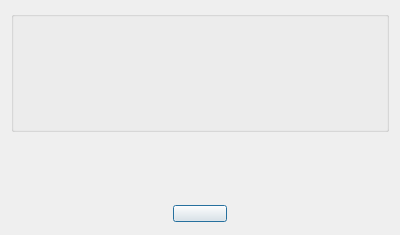
Old version of the form meter/helpabout.ui in the repository cagavriloaie/WFlowLab.
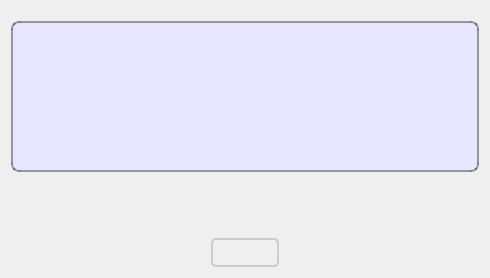
New version of the form. Icons and pictures are not drawn.

```diff
--- a/meter/helpabout.ui
+++ b/meter/helpabout.ui
@@ -6,20 +6,20 @@
    <rect>
     <x>0</x>
     <y>0</y>
-    <width>400</width>
-    <height>235</height>
+    <width>490</width>
+    <height>278</height>
    </rect>
   </property>
   <property name="minimumSize">
    <size>
-    <width>400</width>
-    <height>235</height>
+    <width>490</width>
+    <height>230</height>
    </size>
   </property>
   <property name="maximumSize">
    <size>
-    <width>400</width>
-    <height>235</height>
+    <width>490</width>
+    <height>280</height>
    </size>
   </property>
   <property name="windowTitle">
@@ -30,9 +30,83 @@
     <normaloff>WStreamLab.ico</normaloff>WStreamLab.ico</iconset>
   </property>
   <property name="styleSheet">
-   <string notr="true">QPushButton:hover {
-       background-color: #d7d9d7;
-}</string>
+   <string notr="true">/* Common styles */
+* {
+    font-family: Verdana, Arial, sans-serif; /* Fallback to Arial or generic sans-serif if Verdana is not available */
+    font-size: 12pt; /* Base font size */
+}
+
+/* QPushButton */
+QPushButton {
+    padding: 5px 10px;
+    border: 2px solid #ccc; /* Light gray border */
+    background-color: #f0f0f0; /* Light gray background */
+    border-radius: 5px; /* Rounded corners */
+}
+
+QPushButton:hover {
+    background-color: #d7d9d7; /* Light gray background on hover */
+    border: 2px solid #aaa; /* Darker gray border on hover */
+}
+
+/* QComboBox */
+QComboBox {
+    border: 2px solid #ADD8E6; /* Light blue border */
+    border-radius: 4px; /* Rounded corners */
+    padding: 2px;
+    min-height: 20px; /* Adjust the minimum height */
+    background-color: #f0f0f0; /* Light gray background */
+}
+
+QComboBox QAbstractItemView {
+    border: 2px solid #ADD8E6; /* Light blue border for the dropdown */
+}
+
+QComboBox::drop-down {
+    subcontrol-origin: padding;
+    subcontrol-position: top right;
+    width: 20px; /* Adjust width as needed */
+    border-left: 1px solid #ADD8E6; /* Light blue border for the drop-down button */
+}
+
+QComboBox::down-arrow {
+    width: 0;
+    height: 0;
+}
+
+QComboBox::down-arrow:disabled {
+    image: url(circle.png); /* Replace with your own circle image */
+    width: 16px; /* Adjust width of circle */
+    height: 16px; /* Adjust height of circle */
+}
+
+/* QLineEdit */
+QLineEdit {
+    border: 2px solid #ADD8E6; /* Light blue border */
+    border-radius: 4px; /* Rounded corners */
+    height: 28px; /* Adjusted height */
+    padding: 2px; /* Adjust padding if needed */
+    background-color: #f0f0f0; /* Light gray background */
+}
+
+/* QGroupBox */
+QGroupBox {
+    border: 2px solid black;
+    border-color: rgba(0, 0, 0, 0.36); /* Black with transparency */
+    background-color: #E6E6FF; /* Light purple background */
+    font-family: Verdana, Arial, sans-serif; /* Use Verdana for group box */
+    font-size: 12pt; /* Font size */
+    margin-top: 10px;
+    border-radius: 8px; /* Rounded corners */
+    padding-top: 10px; /* Padding for the top of the group box */
+}
+
+QGroupBox::title {
+    subcontrol-origin: margin;
+    left: 7px;
+    padding: 5px; /* Adjusted padding for better appearance */
+}
+</string>
   </property>
   <layout class="QGridLayout" name="gridLayout">
    <item row="0" column="0">
@@ -49,6 +123,18 @@
            <layout class="QHBoxLayout" name="horizontalLayout_2">
             <item>
              <widget class="QLabel" name="lbName">
+              <property name="minimumSize">
+               <size>
+                <width>195</width>
+                <height>0</height>
+               </size>
+              </property>
+              <property name="maximumSize">
+               <size>
+                <width>195</width>
+                <height>16777215</height>
+               </size>
+              </property>
               <property name="text">
                <string/>
               </property>
@@ -67,6 +153,18 @@
            <layout class="QHBoxLayout" name="horizontalLayout_3">
             <item>
              <widget class="QLabel" name="lbCopyright">
+              <property name="minimumSize">
+               <size>
+                <width>195</width>
+                <height>0</height>
+               </size>
+              </property>
+              <property name="maximumSize">
+               <size>
+                <width>195</width>
+                <height>16777215</height>
+               </size>
+              </property>
               <property name="text">
                <string/>
               </property>
@@ -85,6 +183,18 @@
            <layout class="QHBoxLayout" name="horizontalLayout_4">
             <item>
              <widget class="QLabel" name="lbEmail">
+              <property name="minimumSize">
+               <size>
+                <width>195</width>
+                <height>0</height>
+               </size>
+              </property>
+              <property name="maximumSize">
+               <size>
+                <width>195</width>
+                <height>16777215</height>
+               </size>
+              </property>
               <property name="text">
                <string/>
               </property>
@@ -103,6 +213,18 @@
            <layout class="QHBoxLayout" name="horizontalLayout_5">
             <item>
              <widget class="QLabel" name="lbAddress">
+              <property name="minimumSize">
+               <size>
+                <width>195</width>
+                <height>0</height>
+               </size>
+              </property>
+              <property name="maximumSize">
+               <size>
+                <width>195</width>
+                <height>16777215</height>
+               </size>
+              </property>
               <property name="text">
                <string/>
               </property>
@@ -121,6 +243,18 @@
            <layout class="QHBoxLayout" name="horizontalLayout_6">
             <item>
              <widget class="QLabel" name="lbAuthor">
+              <property name="minimumSize">
+               <size>
+                <width>195</width>
+                <height>0</height>
+               </size>
+              </property>
+              <property name="maximumSize">
+               <size>
+                <width>195</width>
+                <height>16777215</height>
+               </size>
+              </property>
               <property name="text">
                <string/>
               </property>
```
